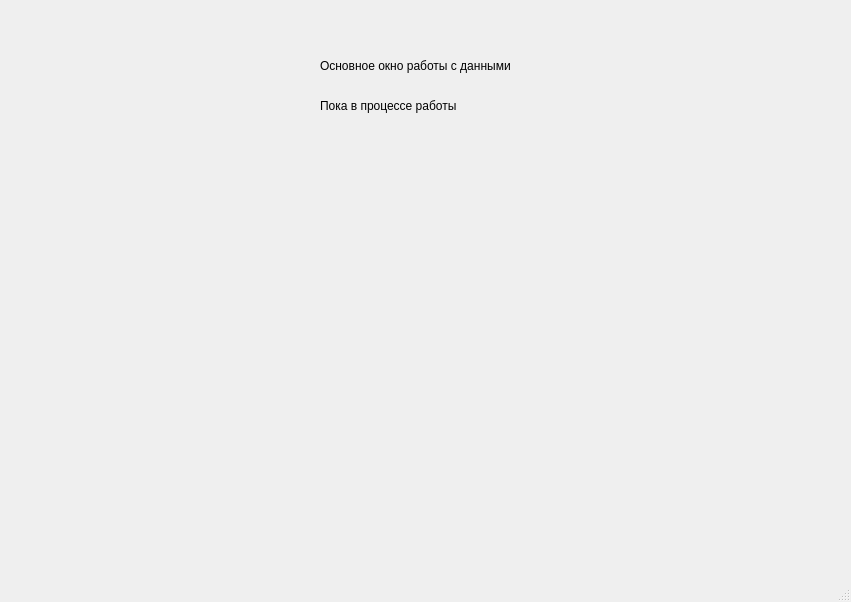
First picture: the form in src/data_workspace.ui, repository lubitelPlova/CourseProject_PAPS, before the edit.
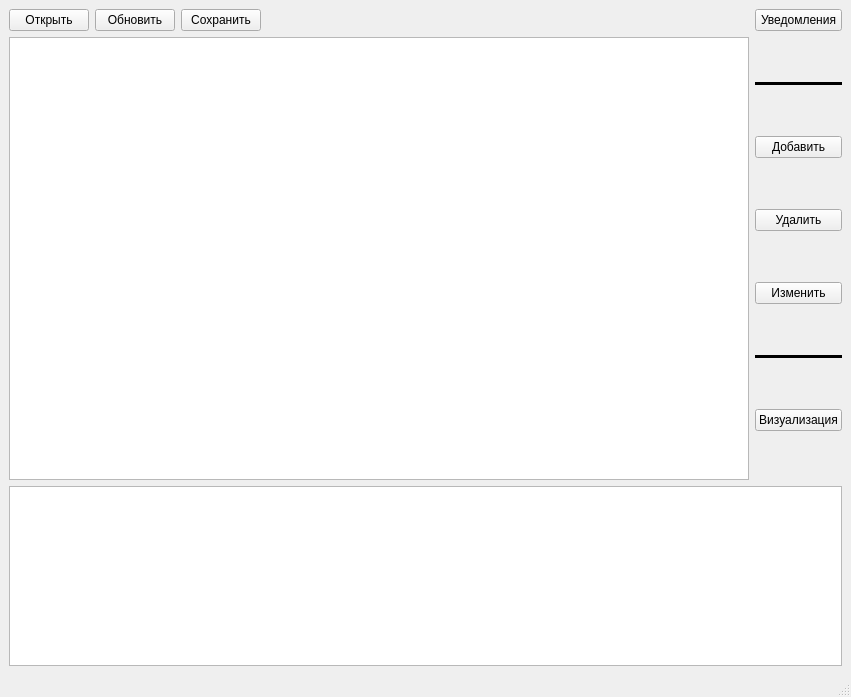
Second picture: the form after the edit.

```diff
--- a/src/data_workspace.ui
+++ b/src/data_workspace.ui
@@ -7,49 +7,138 @@
     <x>0</x>
     <y>0</y>
     <width>851</width>
-    <height>602</height>
+    <height>697</height>
    </rect>
   </property>
   <property name="windowTitle">
-   <string>MainWindow</string>
+   <string>Система анализа медицинских данных &quot;Багульник&quot;</string>
+  </property>
+  <property name="tabShape">
+   <enum>QTabWidget::Rounded</enum>
   </property>
   <widget class="QWidget" name="centralwidget">
-   <widget class="QLabel" name="label">
-    <property name="geometry">
-     <rect>
-      <x>320</x>
-      <y>50</y>
-      <width>211</width>
-      <height>31</height>
-     </rect>
-    </property>
-    <property name="text">
-     <string>Основное окно работы с данными</string>
-    </property>
-   </widget>
-   <widget class="QLabel" name="label_2">
-    <property name="geometry">
-     <rect>
-      <x>320</x>
-      <y>90</y>
-      <width>211</width>
-      <height>31</height>
-     </rect>
-    </property>
-    <property name="text">
-     <string>Пока в процессе работы</string>
-    </property>
-   </widget>
-  </widget>
-  <widget class="QMenuBar" name="menubar">
-   <property name="geometry">
-    <rect>
-     <x>0</x>
-     <y>0</y>
-     <width>851</width>
-     <height>26</height>
-    </rect>
-   </property>
+   <layout class="QHBoxLayout" name="horizontalLayout_2">
+    <item>
+     <layout class="QGridLayout" name="gridLayout">
+      <item row="1" column="1">
+       <layout class="QVBoxLayout" name="verticalLayout_2">
+        <item>
+         <widget class="Line" name="line_2">
+          <property name="frameShadow">
+           <enum>QFrame::Plain</enum>
+          </property>
+          <property name="lineWidth">
+           <number>10</number>
+          </property>
+          <property name="orientation">
+           <enum>Qt::Horizontal</enum>
+          </property>
+         </widget>
+        </item>
+        <item>
+         <widget class="QPushButton" name="pushButton">
+          <property name="text">
+           <string>Добавить</string>
+          </property>
+         </widget>
+        </item>
+        <item>
+         <widget class="QPushButton" name="pushButton_2">
+          <property name="text">
+           <string>Удалить</string>
+          </property>
+         </widget>
+        </item>
+        <item>
+         <widget class="QPushButton" name="pushButton_3">
+          <property name="text">
+           <string>Изменить</string>
+          </property>
+         </widget>
+        </item>
+        <item>
+         <widget class="Line" name="line">
+          <property name="frameShadow">
+           <enum>QFrame::Plain</enum>
+          </property>
+          <property name="lineWidth">
+           <number>10</number>
+          </property>
+          <property name="orientation">
+           <enum>Qt::Horizontal</enum>
+          </property>
+         </widget>
+        </item>
+        <item>
+         <widget class="QPushButton" name="pushButton_8">
+          <property name="text">
+           <string>Визуализация</string>
+          </property>
+         </widget>
+        </item>
+       </layout>
+      </item>
+      <item row="1" column="0">
+       <widget class="QTableView" name="tableView"/>
+      </item>
+      <item row="0" column="1">
+       <widget class="QPushButton" name="pushButton_7">
+        <property name="text">
+         <string>Уведомления</string>
+        </property>
+       </widget>
+      </item>
+      <item row="0" column="0">
+       <layout class="QHBoxLayout" name="horizontalLayout">
+        <item>
+         <widget class="QPushButton" name="pushButton_4">
+          <property name="text">
+           <string>Открыть</string>
+          </property>
+         </widget>
+        </item>
+        <item>
+         <widget class="QPushButton" name="pushButton_5">
+          <property name="text">
+           <string>Обновить</string>
+          </property>
+         </widget>
+        </item>
+        <item>
+         <widget class="QPushButton" name="pushButton_6">
+          <property name="text">
+           <string>Сохранить</string>
+          </property>
+         </widget>
+        </item>
+        <item>
+         <spacer name="horizontalSpacer">
+          <property name="orientation">
+           <enum>Qt::Horizontal</enum>
+          </property>
+          <property name="sizeHint" stdset="0">
+           <size>
+            <width>40</width>
+            <height>20</height>
+           </size>
+          </property>
+         </spacer>
+        </item>
+       </layout>
+      </item>
+      <item row="2" column="0" colspan="2">
+       <widget class="QTextBrowser" name="textBrowser">
+        <property name="maximumSize">
+         <size>
+          <width>16777215</width>
+          <height>180</height>
+         </size>
+        </property>
+       </widget>
+      </item>
+     </layout>
+    </item>
+   </layout>
   </widget>
   <widget class="QStatusBar" name="statusbar"/>
  </widget>
```
